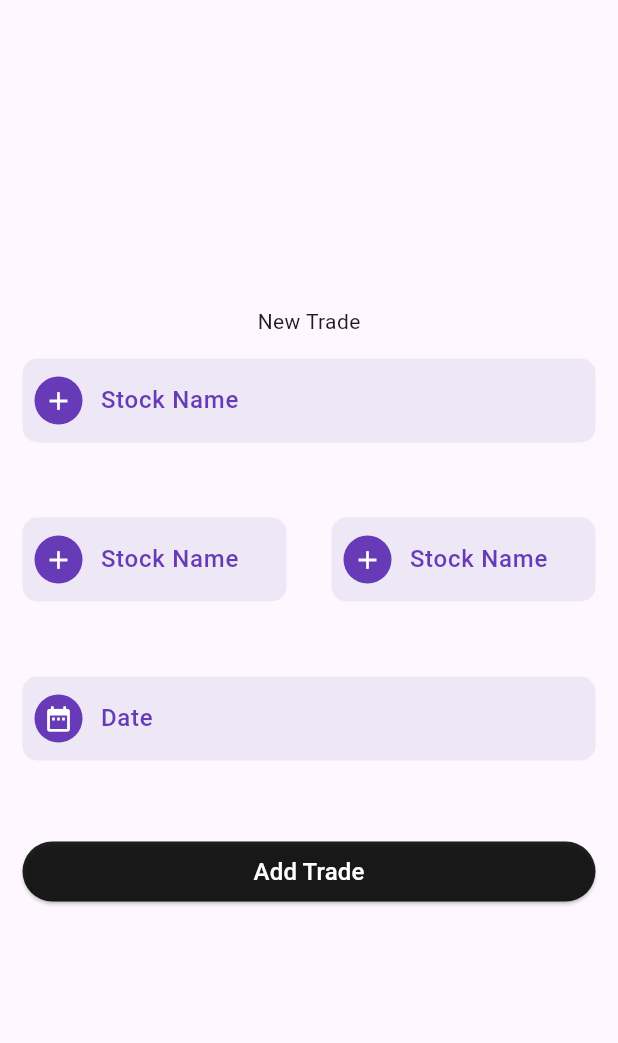
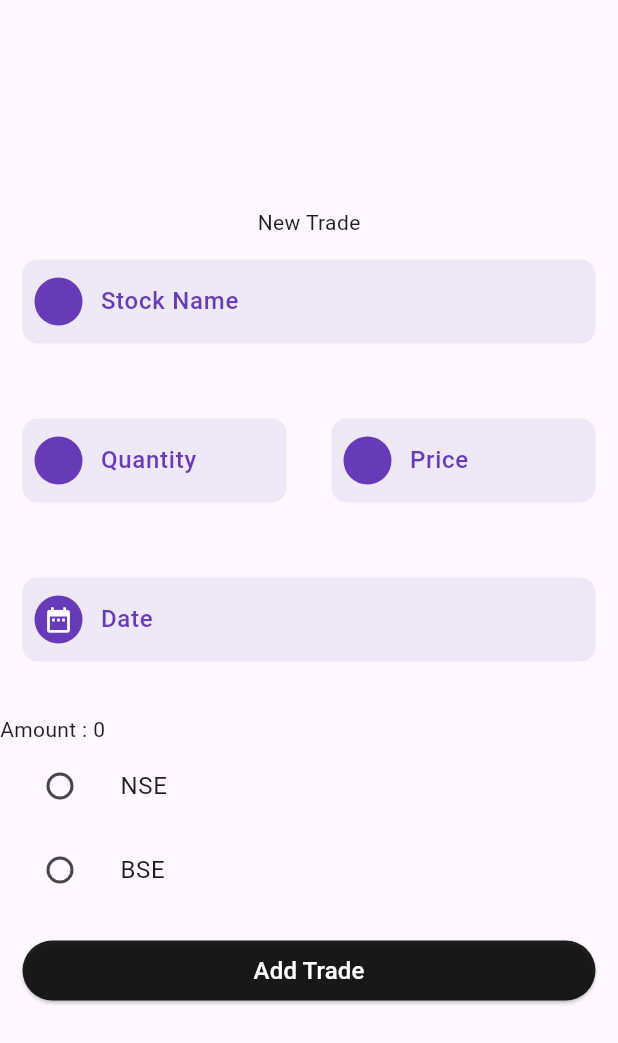
Before and after one commit to KrishChopra22/stockfolio, a Flutter app: the Buy screen opened directly, on a phone screen of 412 x 824 dp. Shown: the top 1043 px of the screen. Run offline on Flutter 3.47's test engine with Material 3 defaults, Android fonts, the light colour scheme and no system bars; our stand-ins replace cloud_firestore, country_picker, firebase_auth, firebase_core, firebase_storage, fl_chart and 5 more; missing offline and left inert: fk_toggle; accounts and stored records are empty; generated files the repository leaves out were written again; project files that could hold a hidden picture were left out.

Commit message:
Sell and buy updated

```diff
--- a/lib/features/stocks/screens/buy.dart
+++ b/lib/features/stocks/screens/buy.dart
@@ -10,6 +10,14 @@ class Buy extends StatefulWidget {
 }
 
 class _BuyState extends State<Buy> {
+  int amount = 0;
+  void calculateAmount(String num1, String num2) {
+    print("inside amount");
+    setState(() {
+      amount = int.parse(num1) * int.parse(num2);
+    });
+  }
+
   final TextEditingController buyTextController = TextEditingController();
   final TextEditingController quantityTextController = TextEditingController();
   final TextEditingController priceTextController = TextEditingController();
@@ -17,6 +25,9 @@ class _BuyState extends State<Buy> {
 
   @override
   Widget build(BuildContext context) {
+    bool NSE = false;
+    bool BSE = false;
+
     return Scaffold(
       body: Center(
         child: SingleChildScrollView(
@@ -29,7 +40,6 @@ class _BuyState extends State<Buy> {
                 padding: const EdgeInsets.all(15),
                 child: CustomTextField(
                   hintText: 'Stock Symbol',
-                  icon: Icons.add,
                   inputType: TextInputType.text,
                   maxLines: 1,
                   controller: buyTextController,
@@ -40,19 +50,16 @@ class _BuyState extends State<Buy> {
                 constraints:
                     BoxConstraints(maxWidth: MediaQuery.of(context).size.width),
                 child: Row(
-                  // crossAxisAlignment: CrossAxisAlignment.stretch,
-                  // mainAxisAlignment: MainAxisAlignment.spaceAround,
                   children: <Widget>[
                     Expanded(
                       child: Padding(
                         padding: const EdgeInsets.all(15),
                         child: CustomTextField(
                           hintText: 'Quantity',
-                          icon: Icons.add,
                           inputType: TextInputType.text,
                           maxLines: 1,
                           controller: quantityTextController,
-                          labelText: 'Stock Name',
+                          labelText: 'Quantity',
                         ),
                       ),
                     ),
@@ -61,11 +68,14 @@ class _BuyState extends State<Buy> {
                         padding: const EdgeInsets.all(15),
                         child: CustomTextField(
                           hintText: 'Price',
-                          icon: Icons.add,
                           inputType: TextInputType.text,
                           maxLines: 1,
                           controller: priceTextController,
-                          labelText: 'Stock Name',
+                          labelText: 'Price',
+                          onChangedFunction: (value) {
+                            calculateAmount(
+                                quantityTextController.value.text, value,);
+                          },
                         ),
                       ),
                     ),
@@ -88,6 +98,27 @@ class _BuyState extends State<Buy> {
                   ),
                 ),
               ),
+              Text('Amount : ${amount!}'),
+              ListTile(
+                title: const Text('NSE'),
+                leading: Radio<bool>(
+                  value: true,
+                  groupValue: NSE,
+                  onChanged: (value) {
+                    NSE = value!;
+                  },
+                ),
+              ),
+              ListTile(
+                title: const Text('BSE'),
+                leading: Radio<bool>(
+                  value: true,
+                  groupValue: NSE,
+                  onChanged: (value) {
+                    BSE = value!;
+                  },
+                ),
+              ),
               Padding(
                 padding: const EdgeInsets.all(15),
                 child: CustomButton(text: 'Add Trade', onPressed: () {}),
--- a/lib/features/stocks/screens/sell2.dart
+++ b/lib/features/stocks/screens/sell2.dart
@@ -15,6 +15,15 @@ class _SellNextState extends State<SellNext> {
   final TextEditingController quantityTextController = TextEditingController();
   final TextEditingController priceTextController = TextEditingController();
   final TextEditingController dateTextController = TextEditingController();
+
+  int amount = 0;
+  void calculateAmount(String num1, String num2){
+    print("inside amount");
+    setState(() {
+      amount = int.parse(num1)*int.parse(num2);
+    });
+  }
+
 
   @override
   Widget build(BuildContext context) {
@@ -40,11 +49,11 @@ class _SellNextState extends State<SellNext> {
                         padding: const EdgeInsets.all(15),
                         child: CustomTextField(
                           hintText: 'Quantity',
-                          icon: Icons.add,
+
                           inputType: TextInputType.text,
                           maxLines: 1,
                           controller: quantityTextController,
-                          labelText: 'Stock Name',
+                          labelText: 'Quantitu',
                         ),
                       ),
                     ),
@@ -53,17 +62,22 @@ class _SellNextState extends State<SellNext> {
                         padding: const EdgeInsets.all(15),
                         child: CustomTextField(
                           hintText: 'Price',
-                          icon: Icons.add,
+
                           inputType: TextInputType.text,
                           maxLines: 1,
                           controller: priceTextController,
-                          labelText: 'Stock Name',
+                          labelText: 'Price',
+                          onChangedFunction: (value){
+                            calculateAmount(quantityTextController.value.text,value );
+                          },
+
                         ),
                       ),
                     ),
                   ],
                 ),
               ),
+              Text("Amount : ${amount!}"),
               Container(
                 constraints: BoxConstraints(
                   maxWidth: MediaQuery.of(context).size.width / 3,
--- a/lib/main.dart
+++ b/lib/main.dart
@@ -4,8 +4,12 @@ import 'package:flutter_bloc/flutter_bloc.dart';
 import 'package:stockfolio/constants/string_constants.dart';
 import 'package:stockfolio/features/auth/bloc/auth_cubit.dart';
 import 'package:stockfolio/features/auth/screens/splash_screen.dart';
+import 'package:stockfolio/features/stocks/screens/sell2.dart';
 import 'package:stockfolio/features/user_registration/bloc/user_cubit.dart';
 import 'package:stockfolio/firebase_options.dart';
+
+import 'features/stocks/screens/buy.dart';
+import 'features/stocks/screens/sell1.dart';
 
 void main() async {
   WidgetsFlutterBinding.ensureInitialized();
@@ -36,7 +40,7 @@ class MyApp extends StatelessWidget {
           colorScheme: ColorScheme.fromSeed(seedColor: Colors.deepPurple),
           useMaterial3: true,
         ),
-        home: const SplashScreen(),
+        home: const SellNext(),
       ),
     );
   }
--- a/lib/widgets/custom_textfield.dart
+++ b/lib/widgets/custom_textfield.dart
@@ -3,19 +3,21 @@ import 'package:flutter/material.dart';
 class CustomTextField extends StatelessWidget {
   const CustomTextField({
     required this.hintText,
-    required this.icon,
+    this.icon,
     required this.inputType,
     required this.maxLines,
     required this.controller,
     required this.labelText,
+    this.onChangedFunction,
     super.key,
   });
   final String hintText;
   final String labelText;
-  final IconData icon;
+  final IconData? icon;
   final TextInputType inputType;
   final int maxLines;
   final TextEditingController controller;
+  final Function(String)? onChangedFunction;
   @override
   Widget build(BuildContext context) {
     return Padding(
@@ -28,6 +30,7 @@ class CustomTextField extends StatelessWidget {
         onTapOutside: (PointerDownEvent event) =>
             FocusManager.instance.primaryFocus?.unfocus(),
         showCursor: true,
+        onChanged: onChangedFunction,
         cursorColor: Colors.deepPurple,
         controller: controller,
         keyboardType: inputType,
@@ -72,6 +75,7 @@ class CustomTextField extends StatelessWidget {
           border: InputBorder.none,
           fillColor: Colors.deepPurple.shade50,
           filled: true,
+
         ),
       ),
     );
```
